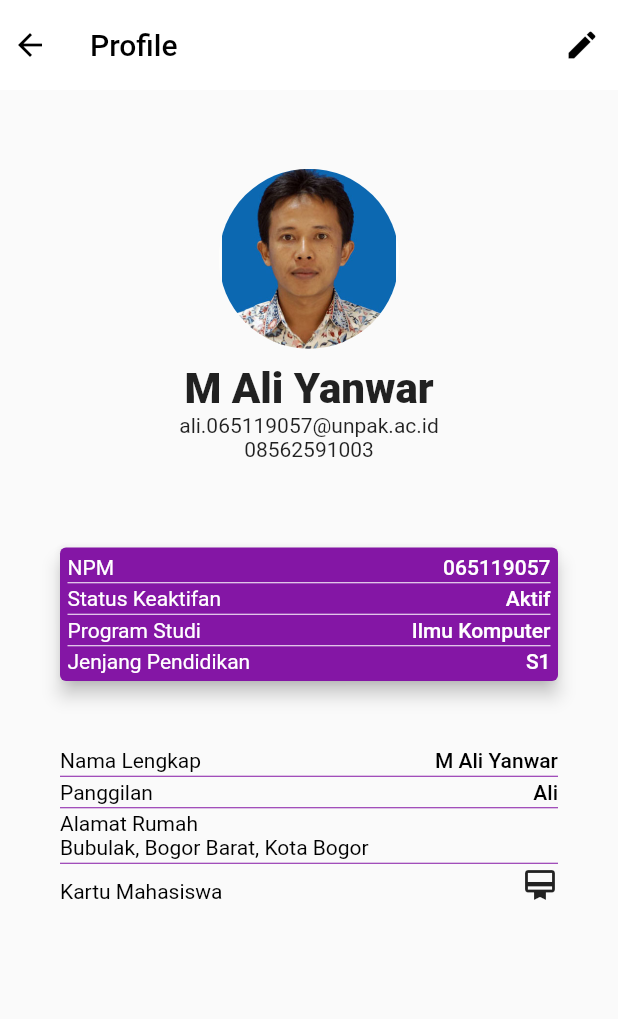
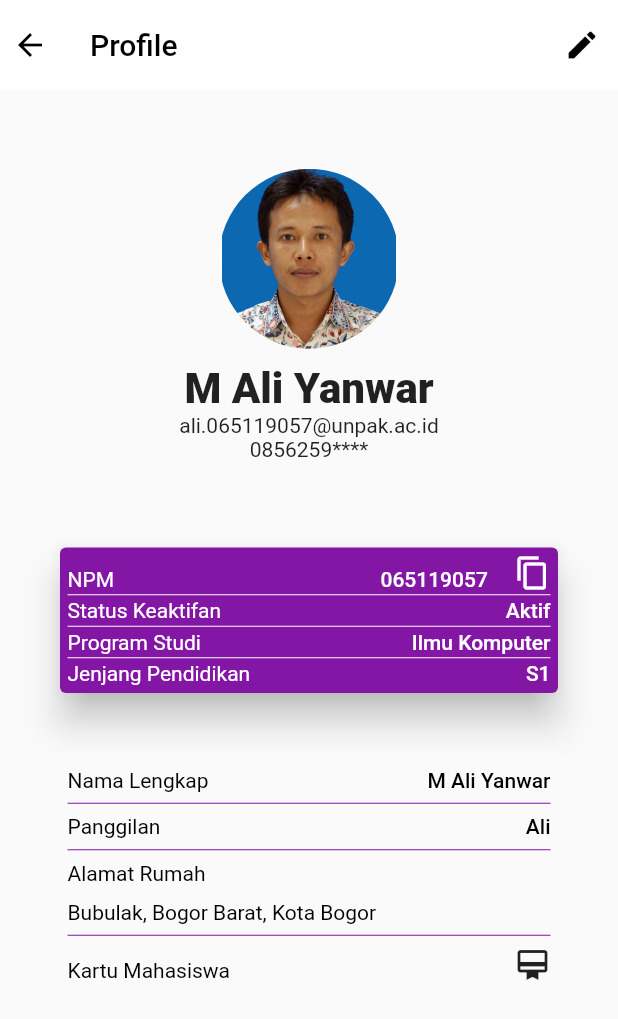
Before and after one commit to ali065119057/tugas2_065119057, a Flutter app: the screen it shows after launch, on a phone screen of 412 x 824 dp. Shown: the top 1019 px of the screen. Run offline on Flutter 3.47's test engine with Material 2 defaults, Android fonts, the phone set to English and light mode, and no system bars.

Commit message:
Additional Spacer and Sized Box

```diff
--- a/lib/pages/profile_page.dart
+++ b/lib/pages/profile_page.dart
@@ -42,7 +42,7 @@ class Home extends StatelessWidget {
                     ),
                   ),
                   Text('ali.065119057@unpak.ac.id'),
-                  Text('08562591003')
+                  Text('0856259****')
                 ],
               ),
             ),
@@ -51,7 +51,8 @@ class Home extends StatelessWidget {
             margin: const EdgeInsets.symmetric(horizontal: 40.0, vertical: 5.0),
             color: const Color.fromARGB(255, 132, 22, 165),
             clipBehavior: Clip.antiAlias,
-            elevation: 5.0,
+            elevation: 10.0,
+            shadowColor: Colors.black,
             child: Padding(
               padding:
                   const EdgeInsets.symmetric(vertical: 5.0, horizontal: 5.0),
@@ -68,12 +69,20 @@ class Home extends StatelessWidget {
                           textAlign: TextAlign.start,
                           style: TextStyle(color: Colors.white),
                         ),
+                        Spacer(
+                          flex: 10,
+                        ),
                         Text(
                           '065119057',
                           textAlign: TextAlign.right,
                           style: TextStyle(
                               fontWeight: FontWeight.w500, color: Colors.white),
                         ),
+                        Spacer(
+                          flex: 1,
+                        ),
+                        //IconButton(onPressed: (){}, padding: const EdgeInsets.all(5),iconSize: 20, icon: const Icon(Icons.copy, color: Colors.white,)),
+                        Icon(Icons.copy,color: Colors.white),
                         //Icon(Icons.copy),
                       ]),
                   const Divider(
@@ -138,7 +147,7 @@ class Home extends StatelessWidget {
             ),
           ),
           Padding(
-            padding: const EdgeInsets.all(40.0),
+            padding: const EdgeInsets.all(45.0),
             child: Column(
               children: <Widget>[
                 Row(
@@ -156,10 +165,12 @@ class Home extends StatelessWidget {
                             fontWeight: FontWeight.w500, color: Colors.black),
                       ),
                     ]),
+                const SizedBox(height: 5.0),
                 const Divider(
                   height: 5.0,
                   color: Color.fromARGB(255, 132, 22, 165),
                 ),
+                const SizedBox(height: 5.0),
                 Row(
                     mainAxisAlignment: MainAxisAlignment.spaceBetween,
                     crossAxisAlignment: CrossAxisAlignment.end,
@@ -175,10 +186,12 @@ class Home extends StatelessWidget {
                             fontWeight: FontWeight.w500, color: Colors.black),
                       ),
                     ]),
+                const SizedBox(height: 5.0),
                 const Divider(
                   height: 5.0,
                   color: Color.fromARGB(255, 132, 22, 165),
                 ),
+                const SizedBox(height: 5.0),
                 Row(
                     mainAxisAlignment: MainAxisAlignment.spaceBetween,
                     crossAxisAlignment: CrossAxisAlignment.end,
@@ -188,6 +201,7 @@ class Home extends StatelessWidget {
                           textAlign: TextAlign.start,
                           style: TextStyle(color: Colors.black)),
                     ]),
+                const SizedBox(height: 10.0),
                 Row(
                     mainAxisAlignment: MainAxisAlignment.spaceBetween,
                     crossAxisAlignment: CrossAxisAlignment.end,
@@ -197,10 +211,13 @@ class Home extends StatelessWidget {
                           textAlign: TextAlign.start,
                           style: TextStyle(color: Colors.black)),
                     ]),
+                const SizedBox(height: 5.0),
+
                 const Divider(
                   height: 5.0,
                   color: Color.fromARGB(255, 132, 22, 165),
                 ),
+                const SizedBox(height: 5.0),
                 Row(
                     mainAxisAlignment: MainAxisAlignment.spaceBetween,
                     crossAxisAlignment: CrossAxisAlignment.end,
```
Also changed, not shown: 5 other files.
